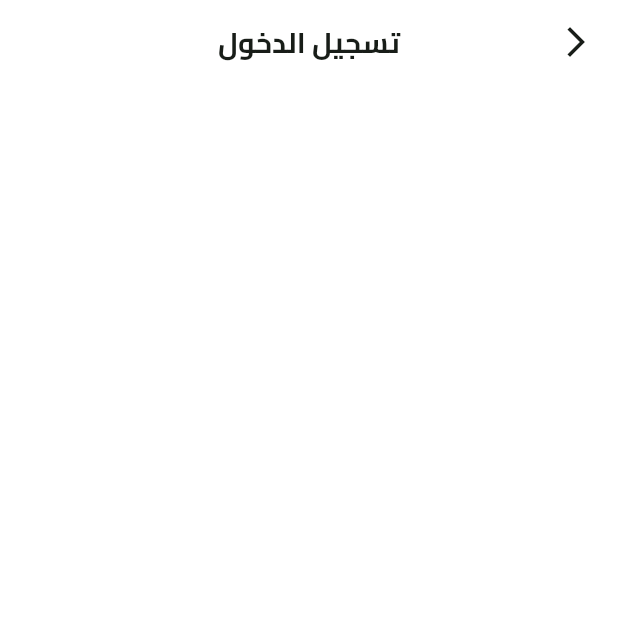
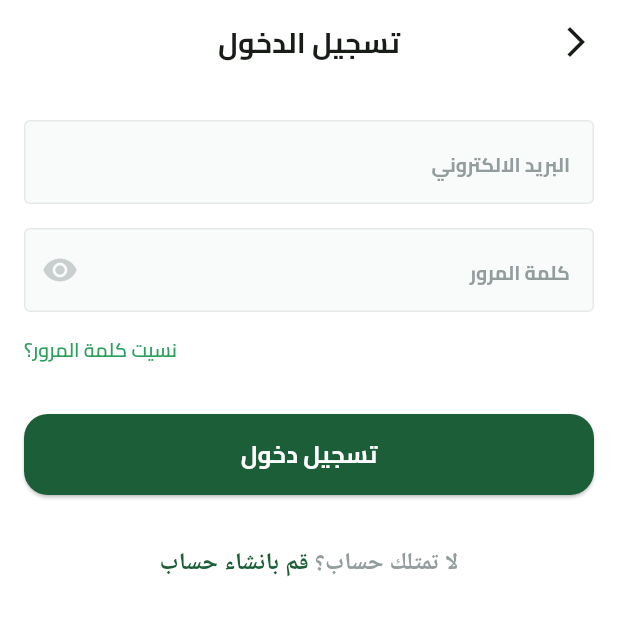
Before and after one commit to 3madhani/fruithub, a Flutter app: the LoginView screen opened by its route, on a phone screen of 412 x 824 dp, the top half of it. Run offline on Flutter 3.47's test engine with Material 3 defaults, Android fonts, the phone set to English and light mode, and no system bars; our stand-ins replace dots_indicator, flutter_svg, shared_preferences; accounts and stored records are empty.

Commit message:
feat: enhance login view with custom text form field and update button styling

```diff
--- a/lib/core/common/custom_button.dart
+++ b/lib/core/common/custom_button.dart
@@ -1,5 +1,6 @@
 import 'package:flutter/material.dart';
 import 'package:fruithub/core/utils/app_colors.dart';
+import 'package:fruithub/core/utils/app_text_styles.dart';
 
 class CustomButton extends StatelessWidget {
   final String title;
@@ -22,12 +23,7 @@ class CustomButton extends StatelessWidget {
         onPressed: onPressed,
         child: Text(
           title,
-          style: const TextStyle(
-            fontSize: 16,
-            color: Colors.white,
-            fontFamily: 'Cairo',
-            fontWeight: FontWeight.w700,
-          ),
+          style: AppTextStyles.bold16.copyWith(color: Colors.white),
         ),
       ),
     );
--- /dev/null
+++ b/lib/core/common/custom_text_form_field.dart
@@ -0,0 +1,44 @@
+import 'package:flutter/material.dart';
+import 'package:fruithub/core/utils/app_colors.dart';
+import 'package:fruithub/core/utils/app_text_styles.dart';
+
+class CustomTextFormField extends StatelessWidget {
+  final String hintText;
+  final TextInputType keyboardType;
+  final Widget? suffixIcon;
+  final bool isPasswordField;
+
+  const CustomTextFormField({
+    super.key,
+    required this.hintText,
+    required this.keyboardType,
+    this.suffixIcon,
+    required this.isPasswordField,
+  });
+
+  @override
+  Widget build(BuildContext context) {
+    return TextFormField(
+      keyboardType: keyboardType,
+      decoration: InputDecoration(
+        suffixIcon: isPasswordField ? suffixIcon : null,
+        hintText: hintText,
+        hintStyle: AppTextStyles.bold13.copyWith(
+          color: const Color(0xff949D9E),
+        ),
+        filled: true,
+        fillColor: const Color(0xffF9FAFA),
+        border: buildBorder(),
+        focusedBorder: buildBorder(AppColors.primaryColor),
+        enabledBorder: buildBorder(),
+      ),
+    );
+  }
+
+  OutlineInputBorder buildBorder([Color? borderColor]) {
+    return OutlineInputBorder(
+      borderRadius: BorderRadius.circular(4),
+      borderSide: BorderSide(color: borderColor ?? const Color(0xffE6E9EA)),
+    );
+  }
+}
--- a/lib/core/utils/app_colors.dart
+++ b/lib/core/utils/app_colors.dart
@@ -2,5 +2,7 @@ import 'package:flutter/material.dart';
 
 class AppColors {
   static const Color primaryColor = Color(0xff1B5E37);
+  static const Color primaryLightColor = Color(0xff2D9F5D);
+  static const Color primaryDarkColor = Color(0xff004D40);
   static const Color secondaryColor = Color(0xffF4A91F);
 }
--- a/lib/core/utils/app_text_styles.dart
+++ b/lib/core/utils/app_text_styles.dart
@@ -118,6 +118,11 @@ abstract class AppTextStyles {
     fontWeight: FontWeight.bold,
   );
 
+  static const TextStyle bold13 = TextStyle(
+    fontSize: 13,
+    fontWeight: FontWeight.bold,
+  );
+
   static const TextStyle bold14 = TextStyle(
     fontSize: 14,
     fontWeight: FontWeight.bold,
--- a/lib/feature/auth/presentation/views/widgets/login_view_body.dart
+++ b/lib/feature/auth/presentation/views/widgets/login_view_body.dart
@@ -1,12 +1,74 @@
 import 'package:flutter/material.dart';
+import 'package:fruithub/core/common/custom_button.dart';
+import 'package:fruithub/core/common/custom_text_form_field.dart';
+import 'package:fruithub/core/constants/app_const.dart';
+import 'package:fruithub/core/utils/app_colors.dart';
+import 'package:fruithub/core/utils/app_text_styles.dart';
 
 class LoginViewBody extends StatelessWidget {
   const LoginViewBody({super.key});
 
   @override
   Widget build(BuildContext context) {
-    return SingleChildScrollView(
-      child: const Column(),
+    return Padding(
+      padding: const EdgeInsets.symmetric(
+        horizontal: AppConst.horizontalPadding,
+      ),
+      child: SingleChildScrollView(
+        child: Column(
+          children: [
+            const SizedBox(height: 24),
+            const CustomTextFormField(
+              isPasswordField: false,
+              keyboardType: TextInputType.emailAddress,
+              hintText: 'البريد الالكتروني',
+            ),
+
+            const SizedBox(height: 16),
+            const CustomTextFormField(
+              isPasswordField: true,
+              keyboardType: TextInputType.visiblePassword,
+              hintText: 'كلمة المرور',
+              suffixIcon: Icon(
+                Icons.remove_red_eye,
+                size: 24,
+                color: Color(0xffC9CECF),
+              ),
+            ),
+
+            const SizedBox(height: 16),
+            Align(
+              alignment: Alignment.centerLeft,
+              child: Text(
+                "نسيت كلمة المرور؟",
+                style: AppTextStyles.semiBold13.copyWith(
+                  color: AppColors.primaryLightColor,
+                ),
+              ),
+            ),
+            const SizedBox(height: 33),
+            CustomButton(title: 'تسجيل دخول', onPressed: () {}),
+            const SizedBox(height: 33),
+
+            Text.rich(
+              TextSpan(
+                text: 'لا تمتلك حساب؟',
+                style: AppTextStyles.semiBold16.copyWith(
+                  color: const Color(0xff949D9E),
+                ),
+                children: [
+                  TextSpan(
+                    text: ' قم بانشاء حساب',
+                    style: AppTextStyles.semiBold16.copyWith(
+                      color: AppColors.primaryColor,
+                    ),
+                  ),
+                ],
+              ),
+            ),
+          ],
+        ),
+      ),
     );
   }
 }
--- a/pubspec.yaml
+++ b/pubspec.yaml
@@ -13,6 +13,7 @@ dependencies:
   flutter_localizations:
     sdk: flutter
   flutter_svg: ^2.1.0
+  intl: ^0.19.0
   shared_preferences: ^2.5.3
 
 dev_dependencies:
```
Also changed, not shown: pubspec.lock.
